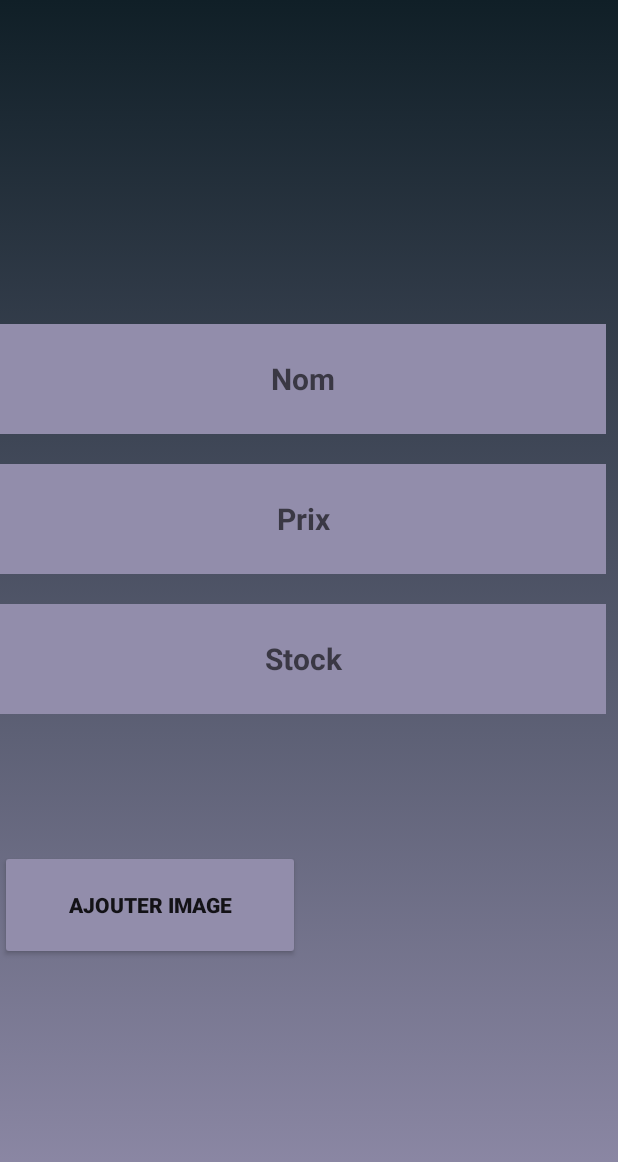
After one commit to massinoLight/PFE, an Android app: the AjouterMeubles screen opened directly, with no data from a screen before it, on a phone screen of 412 x 824 dp. The commit adds this screen. Shown: the top 1162 px of the screen. Run offline under Robolectric (Android 15) with nearby library versions, the phone set to English and light mode, and no system bars.

Commit message:
quelques changements et interface, lire dabord UPDATE.txt file

```diff
--- a/app/src/main/AndroidManifest.xml
+++ b/app/src/main/AndroidManifest.xml
@@ -23,7 +23,10 @@
         android:roundIcon="@mipmap/ic_logo_round"
         android:supportsRtl="true"
         android:theme="@style/AppTheme">
-        <activity android:name=".SceneformeActivity"></activity>
+        <activity android:name=".Critiques"></activity>
+        <activity android:name=".AjouterMeubles" />
+        <activity android:name=".MenuPrincipalGerant" />
+        <activity android:name=".SceneformeActivity" />
         <activity android:name=".ListeMeuble3DActivity" />
         <activity android:name=".MapsActivity" />
         <activity android:name=".MenuPrincipal" />
--- /dev/null
+++ b/app/src/main/java/com/massino/pfeadelramzi/AjouterMeubles.kt
@@ -0,0 +1,11 @@
+package com.massino.pfeadelramzi
+
+import androidx.appcompat.app.AppCompatActivity
+import android.os.Bundle
+
+class AjouterMeubles : AppCompatActivity() {
+    override fun onCreate(savedInstanceState: Bundle?) {
+        super.onCreate(savedInstanceState)
+        setContentView(R.layout.activity_ajouter_meubles)
+    }
+}
--- a/app/src/main/java/com/massino/pfeadelramzi/ListeMeuble3DActivity.kt
+++ b/app/src/main/java/com/massino/pfeadelramzi/ListeMeuble3DActivity.kt
@@ -36,13 +36,15 @@ class ListeMeuble3DActivity : AppCompatActivity() {
         //mon_recycler.adapter?.notifyItemInserted(0)
             list.add(meuble2)
        // mon_recycler.adapter?.notifyItemInserted(0)
-        list.add(meuble)
+
+        // redondance ?
+        /*list.add(meuble)
         list.add(meuble1)
         list.add(meuble2)
 
         list.add(meuble)
         list.add(meuble1)
-        list.add(meuble2)
+        list.add(meuble2)*/
 
 
 
--- /dev/null
+++ b/app/src/main/res/layout/activity_ajouter_meubles.xml
@@ -0,0 +1,67 @@
+<?xml version="1.0" encoding="utf-8"?>
+<androidx.constraintlayout.widget.ConstraintLayout xmlns:android="http://schemas.android.com/apk/res/android"
+    xmlns:app="http://schemas.android.com/apk/res-auto"
+    xmlns:tools="http://schemas.android.com/tools"
+    android:layout_width="match_parent"
+    android:layout_height="match_parent"
+    tools:context=".AjouterMeubles"
+    android:background="@drawable/custom_menu_backg">
+
+    <TextView
+        android:id="@+id/textView3"
+        android:layout_width="404dp"
+        android:layout_height="73dp"
+        android:layout_marginTop="20dp"
+        android:background="#928DAB"
+        android:hint="Stock"
+        android:gravity="center"
+        android:inputType="number"
+        android:textStyle="bold"
+        android:textSize="20dp"
+        app:layout_constraintTop_toBottomOf="@+id/textView2"
+        tools:layout_editor_absoluteX="3dp" />
+
+    <TextView
+        android:id="@+id/textView"
+        android:layout_width="404dp"
+        android:layout_height="73dp"
+        android:layout_marginTop="216dp"
+        android:background="#928DAB"
+        android:gravity="center"
+        android:hint="Nom"
+        android:inputType="text"
+        android:textSize="20dp"
+        android:textStyle="bold"
+        app:layout_constraintTop_toTopOf="parent"
+        tools:ignore="RtlCompat"
+        tools:layout_editor_absoluteX="3dp" />
+
+    <TextView
+        android:id="@+id/textView2"
+        android:layout_width="404dp"
+        android:layout_height="73dp"
+        android:layout_marginTop="20dp"
+        android:background="#928DAB"
+        android:inputType="number"
+        android:hint="Prix"
+        android:textStyle="bold"
+        android:textSize="20dp"
+        android:gravity="center"
+        app:layout_constraintTop_toBottomOf="@+id/textView"
+        tools:layout_editor_absoluteX="3dp" />
+
+    <Button
+        android:id="@+id/button4"
+
+        android:layout_width="200dp"
+        android:layout_height="73dp"
+        android:layout_marginTop="44dp"
+        android:backgroundTint="#928DAB"
+        android:gravity="center"
+        android:text="Ajouter Image"
+        android:textStyle="bold"
+        app:layout_constraintBottom_toBottomOf="parent"
+        app:layout_constraintTop_toBottomOf="@+id/textView3"
+        app:layout_constraintVertical_bias="0.203"
+        tools:layout_editor_absoluteX="105dp" />
+</androidx.constraintlayout.widget.ConstraintLayout>
```
Also changed, not shown: app/src/main/java/com/massino/pfeadelramzi/Critiques.kt (added, +11 -0 lines), app/src/main/java/com/massino/pfeadelramzi/MainActivity.kt (+20 -0 lines), app/src/main/java/com/massino/pfeadelramzi/MenuPrincipalGerant.kt (added, +31 -0 lines), app/src/main/java/com/massino/pfeadelramzi/models/Utilisateur.kt (+6 -1 lines), app/src/main/res/layout/activity_critiques.xml (added, +12 -0 lines), app/src/main/res/layout/activity_menu_principal_gerant.xml (added, +41 -0 lines), app/src/main/res/navigation/nav_graph.xml (added, +28 -0 lines), app/src/main/res/values/strings.xml (+9 -0 lines), 1 other file.
